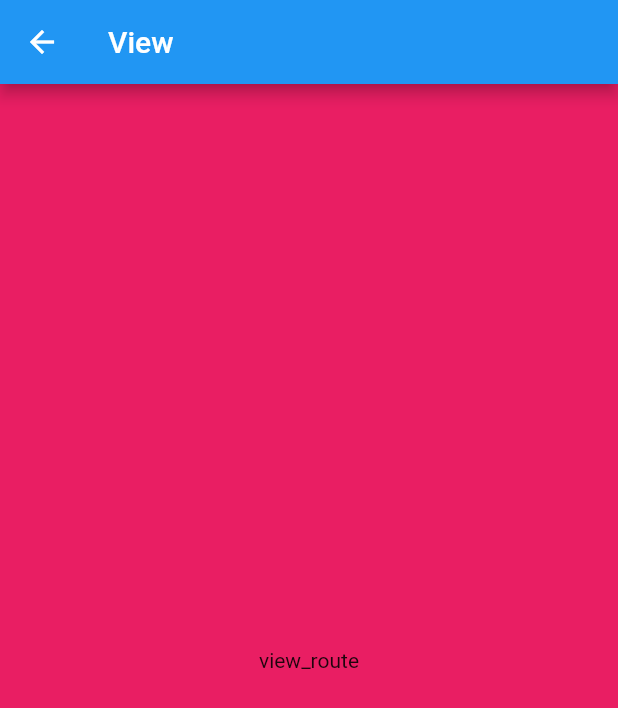
After one commit to YangJ0720/flutter_hybrid, a Flutter app: the RouteView screen opened by its route, on a phone screen of 412 x 824 dp. The commit adds this screen. Shown: the top 708 px of the screen. Run offline on Flutter 3.47's test engine with Material 2 defaults, Android fonts, the phone set to English and light mode, and no system bars.

Commit message:
优化flutter跳转路由，使得Android可以根据路由跳转到不同flutter界面

```diff
--- /dev/null
+++ b/lib/route_view.dart
@@ -0,0 +1,20 @@
+import 'package:flutter/material.dart';
+
+class RouteView extends StatelessWidget {
+  final String text;
+
+  const RouteView({Key key, this.text}) : super(key: key);
+
+  @override
+  Widget build(BuildContext context) {
+    return Scaffold(
+      appBar: AppBar(
+        title: Text('View'),
+      ),
+      body: Container(
+        child: Center(child: Text(text)),
+      ),
+      backgroundColor: Colors.pink,
+    );
+  }
+}
```
Also changed, not shown: lib/main.dart (+19 -143 lines), lib/route_channel.dart (added, +141 -0 lines), lib/route_fragment.dart (added, +20 -0 lines).
